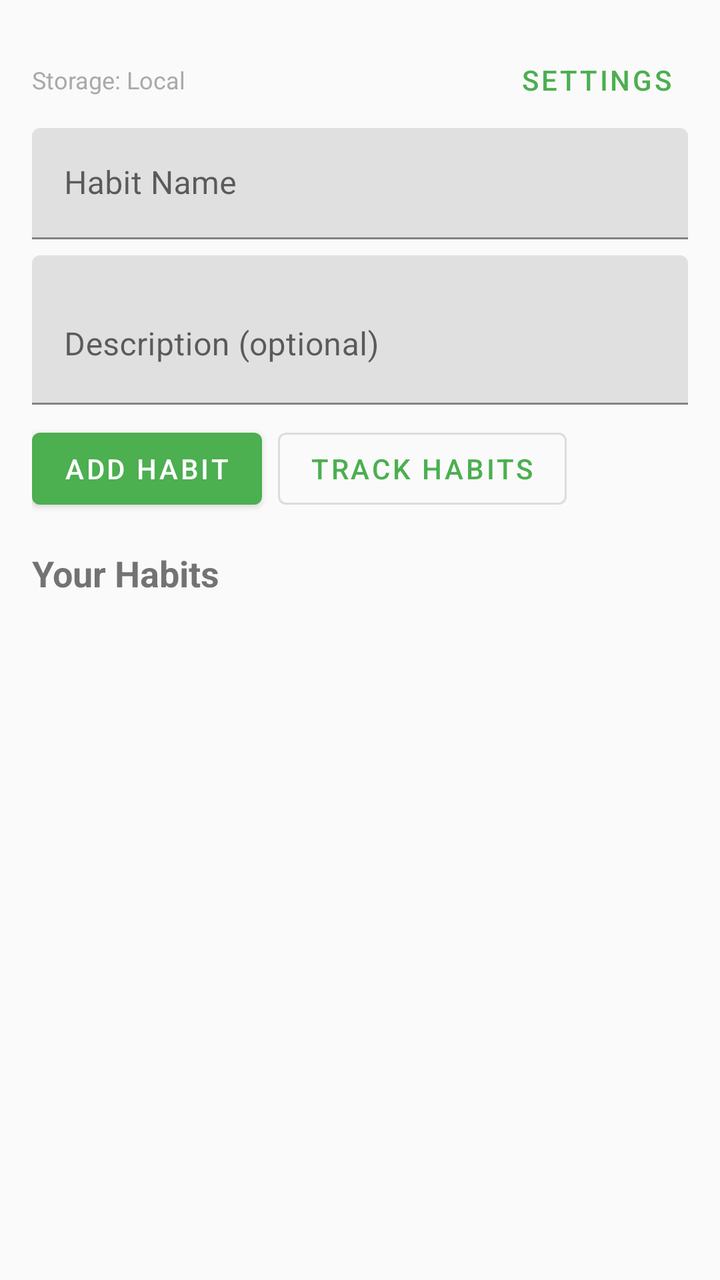
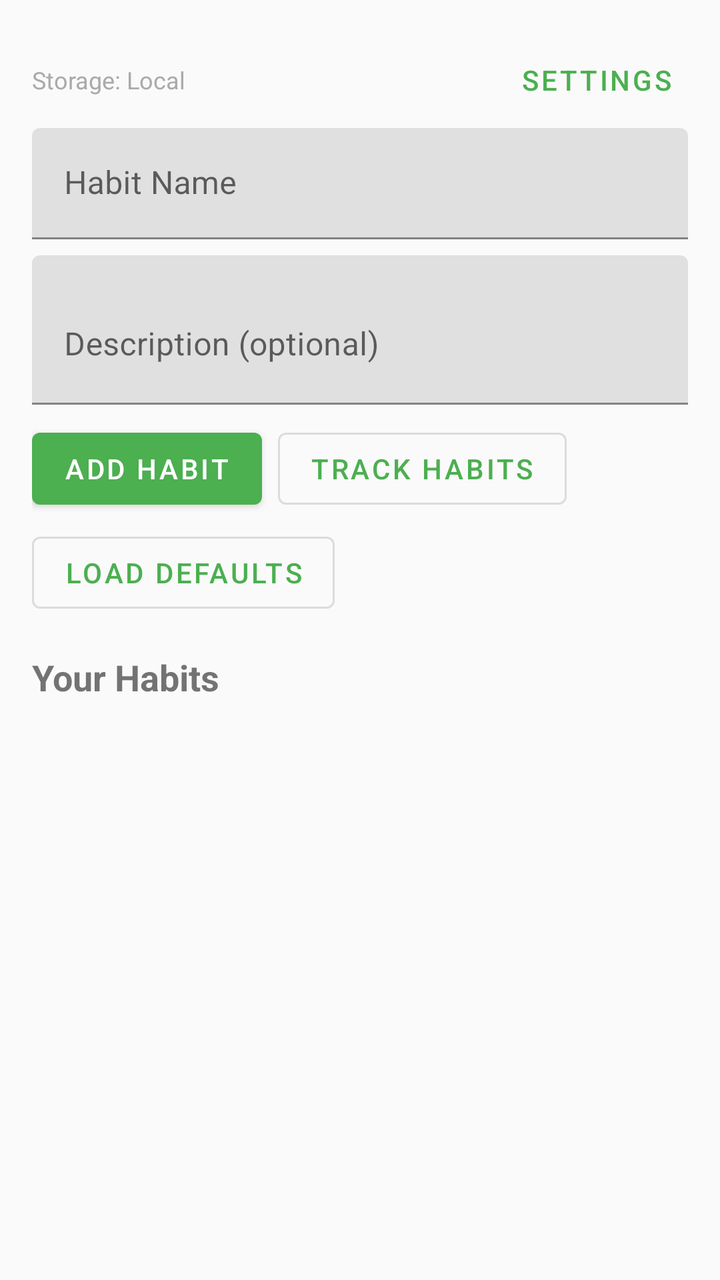

Two renders of the same Android screen: before a commit and after it. Below are the layout's source before the change and the commit's diff.
<!-- AndroidManifest.xml: application theme Theme.HabitEvaluator -->
<!-- res/layout/activity_main.xml -->
<?xml version="1.0" encoding="utf-8"?>
<androidx.constraintlayout.widget.ConstraintLayout xmlns:android="http://schemas.android.com/apk/res/android"
    xmlns:app="http://schemas.android.com/apk/res-auto"
    xmlns:tools="http://schemas.android.com/tools"
    android:layout_width="match_parent"
    android:layout_height="match_parent"
    android:padding="16dp"
    tools:context=".MainActivity">

    <LinearLayout
        android:id="@+id/toolbarLayout"
        android:layout_width="0dp"
        android:layout_height="wrap_content"
        android:orientation="horizontal"
        android:gravity="center_vertical"
        app:layout_constraintEnd_toEndOf="parent"
        app:layout_constraintStart_toStartOf="parent"
        app:layout_constraintTop_toTopOf="parent">

        <TextView
            android:id="@+id/storageModeText"
            android:layout_width="0dp"
            android:layout_height="wrap_content"
            android:layout_weight="1"
            android:text="@string/storage_mode_local"
            android:textSize="12sp"
            android:textColor="@android:color/darker_gray" />

        <com.google.android.material.button.MaterialButton
            android:id="@+id/settingsButton"
            android:layout_width="wrap_content"
            android:layout_height="wrap_content"
            android:text="@string/settings"
            style="@style/Widget.MaterialComponents.Button.TextButton" />
    </LinearLayout>

    <com.google.android.material.textfield.TextInputLayout
        android:id="@+id/habitNameLayout"
        android:layout_width="0dp"
        android:layout_height="wrap_content"
        android:hint="@string/habit_name_hint"
        app:layout_constraintEnd_toEndOf="parent"
        app:layout_constraintStart_toStartOf="parent"
        app:layout_constraintTop_toBottomOf="@id/toolbarLayout">

        <com.google.android.material.textfield.TextInputEditText
            android:id="@+id/habitNameInput"
            android:layout_width="match_parent"
            android:layout_height="wrap_content"
            android:inputType="text" />
    </com.google.android.material.textfield.TextInputLayout>

    <com.google.android.material.textfield.TextInputLayout
        android:id="@+id/habitDescriptionLayout"
        android:layout_width="0dp"
        android:layout_height="wrap_content"
        android:layout_marginTop="8dp"
        android:hint="@string/habit_description_hint"
        app:layout_constraintEnd_toEndOf="parent"
        app:layout_constraintStart_toStartOf="parent"
        app:layout_constraintTop_toBottomOf="@id/habitNameLayout">

        <com.google.android.material.textfield.TextInputEditText
            android:id="@+id/habitDescriptionInput"
            android:layout_width="match_parent"
            android:layout_height="wrap_content"
            android:inputType="textMultiLine"
            android:minLines="2" />
    </com.google.android.material.textfield.TextInputLayout>

    <com.google.android.material.button.MaterialButton
        android:id="@+id/addHabitButton"
        android:layout_width="wrap_content"
        android:layout_height="wrap_content"
        android:layout_marginTop="8dp"
        android:text="@string/add_habit"
        app:layout_constraintStart_toStartOf="parent"
        app:layout_constraintTop_toBottomOf="@id/habitDescriptionLayout" />

    <com.google.android.material.button.MaterialButton
        android:id="@+id/trackHabitsButton"
        android:layout_width="wrap_content"
        android:layout_height="wrap_content"
        android:layout_marginTop="8dp"
        android:layout_marginStart="8dp"
        android:text="@string/track_habits"
        style="@style/Widget.MaterialComponents.Button.OutlinedButton"
        app:layout_constraintStart_toEndOf="@id/addHabitButton"
        app:layout_constraintTop_toBottomOf="@id/habitDescriptionLayout" />

    <TextView
        android:id="@+id/habitsLabel"
        android:layout_width="wrap_content"
        android:layout_height="wrap_content"
        android:layout_marginTop="16dp"
        android:text="@string/your_habits"
        android:textSize="18sp"
        android:textStyle="bold"
        app:layout_constraintStart_toStartOf="parent"
        app:layout_constraintTop_toBottomOf="@id/addHabitButton" />

    <androidx.recyclerview.widget.RecyclerView
        android:id="@+id/habitsRecyclerView"
        android:layout_width="0dp"
        android:layout_height="0dp"
        android:layout_marginTop="8dp"
        app:layout_constraintBottom_toTopOf="@id/evaluationCard"
        app:layout_constraintEnd_toEndOf="parent"
        app:layout_constraintStart_toStartOf="parent"
        app:layout_constraintTop_toBottomOf="@id/habitsLabel" />

    <androidx.cardview.widget.CardView
        android:id="@+id/evaluationCard"
        android:layout_width="0dp"
        android:layout_height="wrap_content"
        android:layout_marginTop="16dp"
        android:visibility="gone"
        app:cardCornerRadius="8dp"
        app:cardElevation="4dp"
        app:layout_constraintBottom_toBottomOf="parent"
        app:layout_constraintEnd_toEndOf="parent"
        app:layout_constraintStart_toStartOf="parent">

        <LinearLayout
            android:layout_width="match_parent"
            android:layout_height="wrap_content"
            android:orientation="vertical"
            android:padding="16dp">

            <TextView
                android:id="@+id/selectedHabitName"
                android:layout_width="wrap_content"
                android:layout_height="wrap_content"
                android:textSize="16sp"
                android:textStyle="bold" />

            <TextView
                android:id="@+id/streakText"
                android:layout_width="wrap_content"
                android:layout_height="wrap_content"
                android:layout_marginTop="8dp" />

            <TextView
                android:id="@+id/completionRateText"
                android:layout_width="wrap_content"
                android:layout_height="wrap_content"
                android:layout_marginTop="4dp" />

            <ProgressBar
                android:id="@+id/completionProgress"
                style="?android:attr/progressBarStyleHorizontal"
                android:layout_width="match_parent"
                android:layout_height="wrap_content"
                android:layout_marginTop="8dp"
                android:max="100" />

            <com.google.android.material.button.MaterialButton
                android:id="@+id/completeButton"
                android:layout_width="wrap_content"
                android:layout_height="wrap_content"
                android:layout_marginTop="8dp"
                android:text="@string/mark_complete" />
        </LinearLayout>
    </androidx.cardview.widget.CardView>
</androidx.constraintlayout.widget.ConstraintLayout>
<!-- resources referenced by this layout -->
<resources>
  <string name="add_habit">Add Habit</string>
  <string name="habit_description_hint">Description (optional)</string>
  <string name="habit_name_hint">Habit Name</string>
  <string name="mark_complete">Mark Complete</string>
  <string name="settings">Settings</string>
  <string name="storage_mode_local">Storage: Local</string>
  <string name="track_habits">Track Habits</string>
  <string name="your_habits">Your Habits</string>
  <style name="Theme.HabitEvaluator" parent="Theme.MaterialComponents.Light.DarkActionBar">
          <item name="colorPrimary">@color/primary</item>
          <item name="colorPrimaryDark">@color/primary_dark</item>
          <item name="colorAccent">@color/accent</item>
          <item name="android:windowBackground">@color/background</item>
      </style>
  <color name="primary">#4CAF50</color>
  <color name="primary_dark">#388E3C</color>
  <color name="accent">#FFC107</color>
  <color name="background">#FAFAFA</color>
</resources>

<!-- the commit's change to res/layout/activity_main.xml (unified diff, before → after) -->
@@ -88,6 +88,16 @@
         app:layout_constraintStart_toEndOf="@id/addHabitButton"
         app:layout_constraintTop_toBottomOf="@id/habitDescriptionLayout" />
 
+    <com.google.android.material.button.MaterialButton
+        android:id="@+id/loadDefaultsButton"
+        android:layout_width="wrap_content"
+        android:layout_height="wrap_content"
+        android:layout_marginTop="4dp"
+        android:text="@string/load_defaults"
+        style="@style/Widget.MaterialComponents.Button.OutlinedButton"
+        app:layout_constraintStart_toStartOf="parent"
+        app:layout_constraintTop_toBottomOf="@id/addHabitButton" />
+
     <TextView
         android:id="@+id/habitsLabel"
         android:layout_width="wrap_content"
@@ -97,7 +107,7 @@
         android:textSize="18sp"
         android:textStyle="bold"
         app:layout_constraintStart_toStartOf="parent"
-        app:layout_constraintTop_toBottomOf="@id/addHabitButton" />
+        app:layout_constraintTop_toBottomOf="@id/loadDefaultsButton" />
 
     <androidx.recyclerview.widget.RecyclerView
         android:id="@+id/habitsRecyclerView"
<!-- resource entries referenced after the edit -->
@@ -3,6 +3,7 @@
   <string name="add_habit">Add Habit</string>
   <string name="habit_description_hint">Description (optional)</string>
   <string name="habit_name_hint">Habit Name</string>
+  <string name="load_defaults">Load Defaults</string>
   <string name="mark_complete">Mark Complete</string>
   <string name="settings">Settings</string>
   <string name="storage_mode_local">Storage: Local</string>
